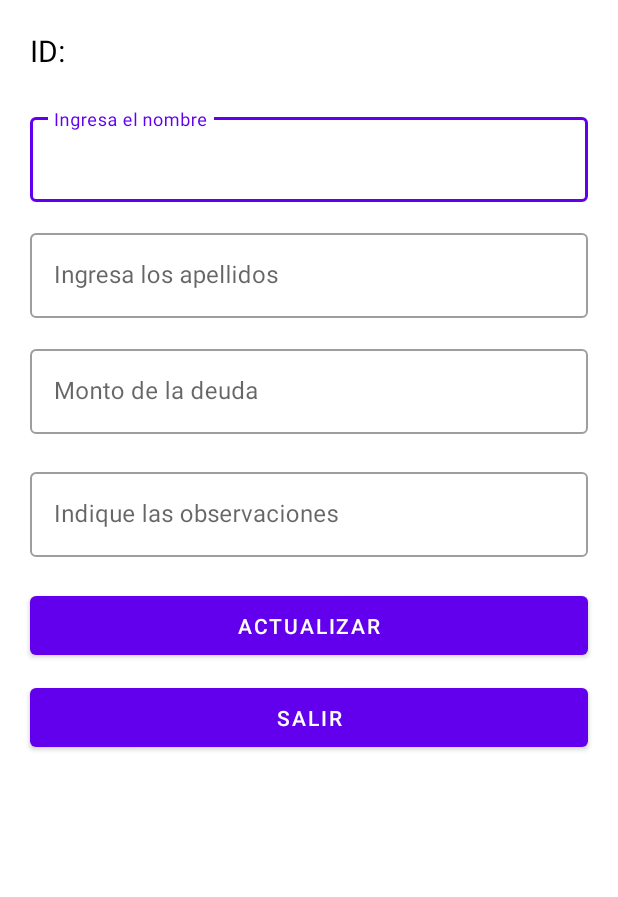
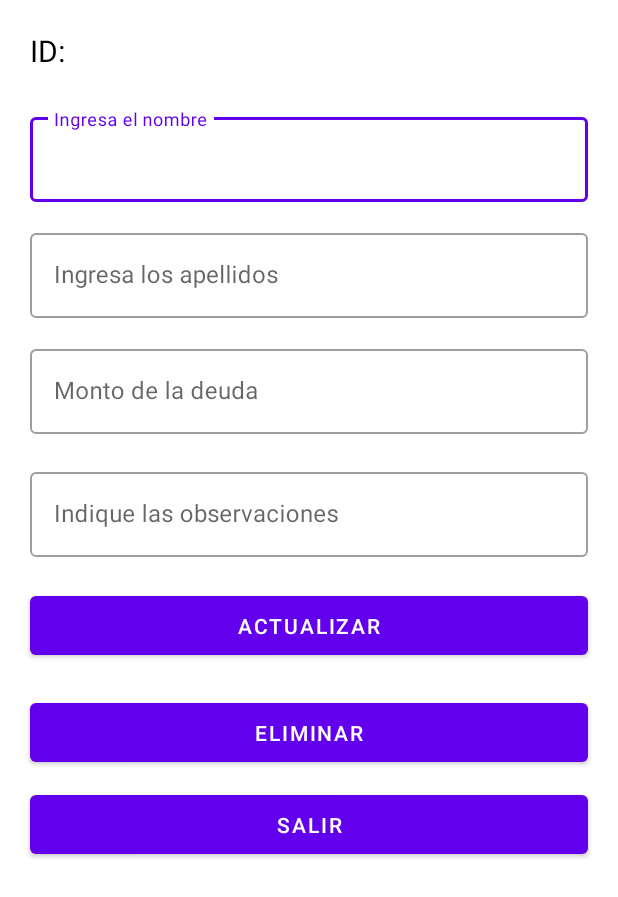
Before and after one commit to Pulido1307/ProyectoBD, an Android app: the layout dialog_update_deudor.xml on its own in the app's theme, with its tools: preview values and no code run, on a phone screen of 412 x 824 dp. Shown: the top 897 px of the screen. Run offline under Robolectric (Android 15) with nearby library versions, the phone set to English and light mode, and no system bars; network calls fail.

Commit message:
ADD Eliminar deudores.

```diff
--- a/app/src/main/res/layout/dialog_update_deudor.xml
+++ b/app/src/main/res/layout/dialog_update_deudor.xml
@@ -14,7 +14,7 @@
             android:orientation="vertical">
 
             <TextView
-                android:id="@+id/textView"
+                android:id="@+id/textView_idCliente_update"
                 android:layout_width="match_parent"
                 android:layout_height="wrap_content"
                 android:layout_marginStart="20dp"
@@ -97,7 +97,7 @@
             </com.google.android.material.textfield.TextInputLayout>
 
             <Button
-                android:id="@+id/button_add_update"
+                android:id="@+id/button_actualizar_update"
                 android:layout_width="match_parent"
                 android:layout_height="wrap_content"
                 android:layout_marginStart="20dp"
@@ -107,6 +107,18 @@
                 android:paddingTop="10dp"
                 android:paddingBottom="10dp"
                 android:text="@string/actualizar" />
+
+            <Button
+                android:id="@+id/button_eliminar_update"
+                android:layout_width="match_parent"
+                android:layout_height="wrap_content"
+                android:layout_marginStart="20dp"
+                android:layout_marginTop="10dp"
+                android:layout_marginEnd="20dp"
+                android:layout_marginBottom="10dp"
+                android:paddingTop="10dp"
+                android:paddingBottom="10dp"
+                android:text="@string/eliminar" />
 
             <Button
                 android:id="@+id/button_salir_update"
```
Also changed, not shown: app/src/main/java/com/pulido/proyectobd/CrudActivity.java (+91 -16 lines).
